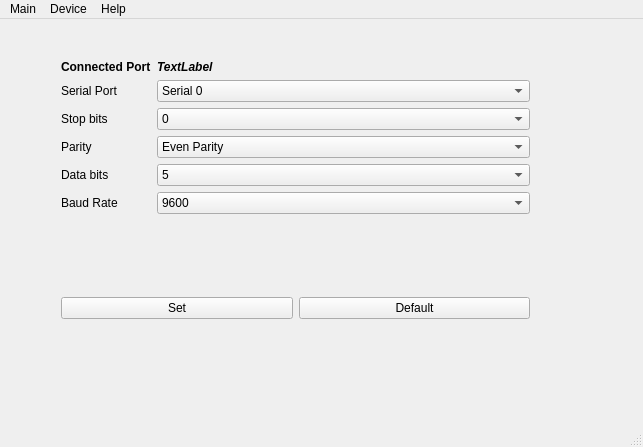
Before: the Qt Designer form gui_application/Qt/TestSerial/mainwindow.ui in chandimab/usb-to-serial, drawn with Qt 5.
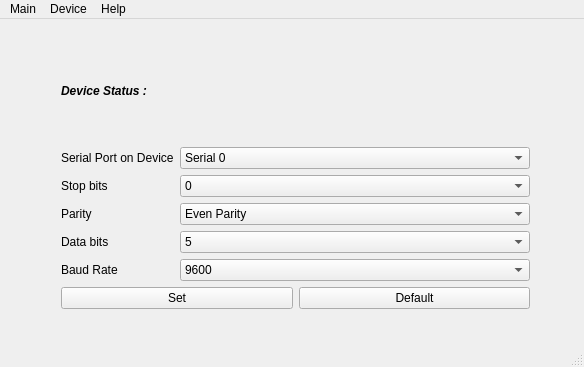
After: the same form once the commit is applied.

Patch:
```diff
--- a/gui_application/Qt/TestSerial/mainwindow.ui
+++ b/gui_application/Qt/TestSerial/mainwindow.ui
@@ -6,8 +6,8 @@
    <rect>
     <x>0</x>
     <y>0</y>
-    <width>643</width>
-    <height>447</height>
+    <width>584</width>
+    <height>367</height>
    </rect>
   </property>
   <property name="sizePolicy">
@@ -24,35 +24,36 @@
     <property name="geometry">
      <rect>
       <x>50</x>
-      <y>30</y>
+      <y>10</y>
       <width>491</width>
-      <height>281</height>
+      <height>291</height>
      </rect>
     </property>
     <layout class="QVBoxLayout" name="verticalLayout_main">
+     <item>
+      <widget class="QLabel" name="label_device_port">
+       <property name="font">
+        <font>
+         <weight>75</weight>
+         <italic>true</italic>
+         <bold>true</bold>
+        </font>
+       </property>
+       <property name="text">
+        <string>Device Status :</string>
+       </property>
+      </widget>
+     </item>
      <item>
       <layout class="QFormLayout" name="formLayout_settings">
-       <item row="0" column="0">
-        <widget class="QLabel" name="label_8">
-         <property name="font">
-          <font>
-           <weight>75</weight>
-           <bold>true</bold>
-          </font>
-         </property>
-         <property name="text">
-          <string>Connected Port</string>
-         </property>
-        </widget>
-       </item>
-       <item row="2" column="0">
+       <item row="6" column="0">
         <widget class="QLabel" name="label_6">
          <property name="text">
-          <string>Serial Port</string>
+          <string>Serial Port on Device</string>
          </property>
         </widget>
        </item>
-       <item row="2" column="1">
+       <item row="6" column="1">
         <widget class="QComboBox" name="comboBox_6">
          <item>
           <property name="text">
@@ -96,14 +97,14 @@
          </item>
         </widget>
        </item>
-       <item row="3" column="0">
+       <item row="7" column="0">
         <widget class="QLabel" name="label_2">
          <property name="text">
           <string>Stop bits</string>
          </property>
         </widget>
        </item>
-       <item row="3" column="1">
+       <item row="7" column="1">
         <widget class="QComboBox" name="comboBox_2">
          <item>
           <property name="text">
@@ -117,14 +118,14 @@
          </item>
         </widget>
        </item>
-       <item row="5" column="0">
+       <item row="9" column="0">
         <widget class="QLabel" name="label">
          <property name="text">
           <string>Parity</string>
          </property>
         </widget>
        </item>
-       <item row="5" column="1">
+       <item row="9" column="1">
         <widget class="QComboBox" name="comboBox">
          <item>
           <property name="text">
@@ -143,14 +144,14 @@
          </item>
         </widget>
        </item>
-       <item row="6" column="0">
+       <item row="10" column="0">
         <widget class="QLabel" name="label_4">
          <property name="text">
           <string>Data bits</string>
          </property>
         </widget>
        </item>
-       <item row="6" column="1">
+       <item row="10" column="1">
         <widget class="QComboBox" name="comboBox_4">
          <item>
           <property name="text">
@@ -169,14 +170,14 @@
          </item>
         </widget>
        </item>
-       <item row="7" column="0">
+       <item row="11" column="0">
         <widget class="QLabel" name="label_7">
          <property name="text">
           <string>Baud Rate</string>
          </property>
         </widget>
        </item>
-       <item row="7" column="1">
+       <item row="11" column="1">
         <widget class="QComboBox" name="comboBox_7">
          <item>
           <property name="text">
@@ -190,20 +191,6 @@
          </item>
         </widget>
        </item>
-       <item row="0" column="1">
-        <widget class="QLabel" name="label_device_port">
-         <property name="font">
-          <font>
-           <weight>75</weight>
-           <italic>true</italic>
-           <bold>true</bold>
-          </font>
-         </property>
-         <property name="text">
-          <string>TextLabel</string>
-         </property>
-        </widget>
-       </item>
       </layout>
      </item>
      <item>
@@ -232,7 +219,7 @@
     <rect>
      <x>0</x>
      <y>0</y>
-     <width>643</width>
+     <width>584</width>
      <height>25</height>
     </rect>
    </property>
```
Left out of the diff: 2 changed lines with no effect on the pictures.
